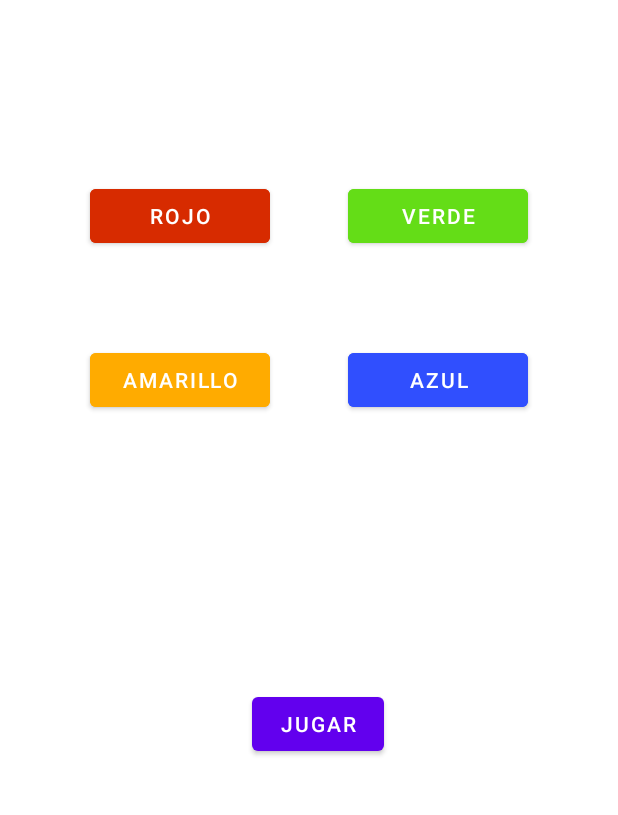
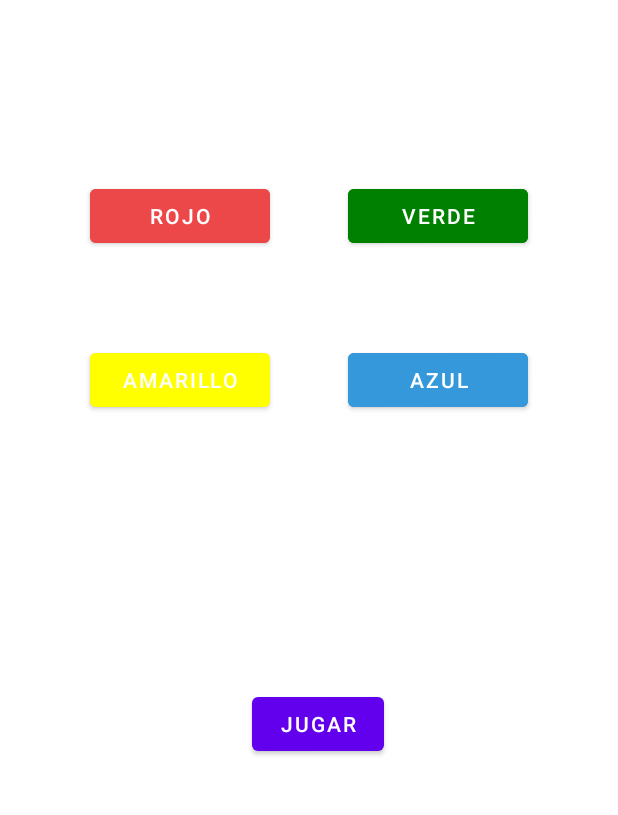
Before and after one commit to patriciamv97/SimonDice, an Android app: the screen it shows after launch (MainActivity), on a phone screen of 412 x 824 dp, the part 212-1027 px from its top. Run offline under Robolectric (Android 15) with nearby library versions, the light colour scheme and no system bars.

Commit message:
commit seguridad

```diff
--- a/app/src/main/java/com/dam2a/simondice/MainActivity.kt
+++ b/app/src/main/java/com/dam2a/simondice/MainActivity.kt
@@ -32,13 +32,9 @@ class MainActivity : AppCompatActivity() {
         super.onCreate(savedInstanceState)
         setContentView(R.layout.activity_main)
         empezarJugar = findViewById(R.id.jugar)
-        /*
-        rojo = findViewById(R.id.rojo)
-        amarillo = findViewById(R.id.amarillo)
-        verde = findViewById(R.id.verde)
-        azul = findViewById(R.id.azul)
+
         //Cuando clikas el botón se muestra la ronda
-*/
+
         empezarJugar?.setOnClickListener {
 
             // mostrarRonda(empezarJugar)
@@ -90,7 +86,7 @@ class MainActivity : AppCompatActivity() {
         arrayBotones[1] = findViewById(R.id.verde)
         arrayBotones[2] = findViewById(R.id.amarillo)
         arrayBotones[3] = findViewById(R.id.azul)
-        val random = (0 ..3).random()
+        val random = (0..3).random()
         secuencia.add(random)
         val tamanho = ronda-1
          for (i in 0..tamanho) {
--- a/app/src/main/res/layout/activity_main.xml
+++ b/app/src/main/res/layout/activity_main.xml
@@ -19,7 +19,7 @@
         android:layout_width="120dp"
         android:layout_height="wrap_content"
         android:layout_marginStart="60dp"
-        android:backgroundTint="#D72B00"
+        android:backgroundTint="#EC4849"
         android:text="@string/rojo"
         app:layout_constraintBottom_toTopOf="@+id/guideline6"
         app:layout_constraintStart_toStartOf="parent" />
@@ -29,7 +29,7 @@
         android:layout_width="120dp"
         android:layout_height="wrap_content"
         android:layout_marginEnd="60dp"
-        android:backgroundTint="#64DD17"
+        android:backgroundTint="#008000"
         android:text="@string/verde"
         app:layout_constraintBottom_toTopOf="@+id/guideline6"
         app:layout_constraintEnd_toEndOf="parent" />
@@ -39,7 +39,7 @@
         android:layout_width="120dp"
         android:layout_height="wrap_content"
         android:layout_marginStart="60dp"
-        android:backgroundTint="#FFAB00"
+        android:backgroundTint="#FFFF00"
         android:text="@string/amarillo"
         app:layout_constraintStart_toStartOf="parent"
         app:layout_constraintTop_toTopOf="@+id/guideline7" />
@@ -49,7 +49,7 @@
         android:layout_width="120dp"
         android:layout_height="wrap_content"
         android:layout_marginEnd="60dp"
-        android:backgroundTint="#304FFE"
+        android:backgroundTint="#3498DB"
         android:text="@string/azul"
         app:layout_constraintEnd_toEndOf="parent"
         app:layout_constraintTop_toTopOf="@+id/guideline7" />
```
